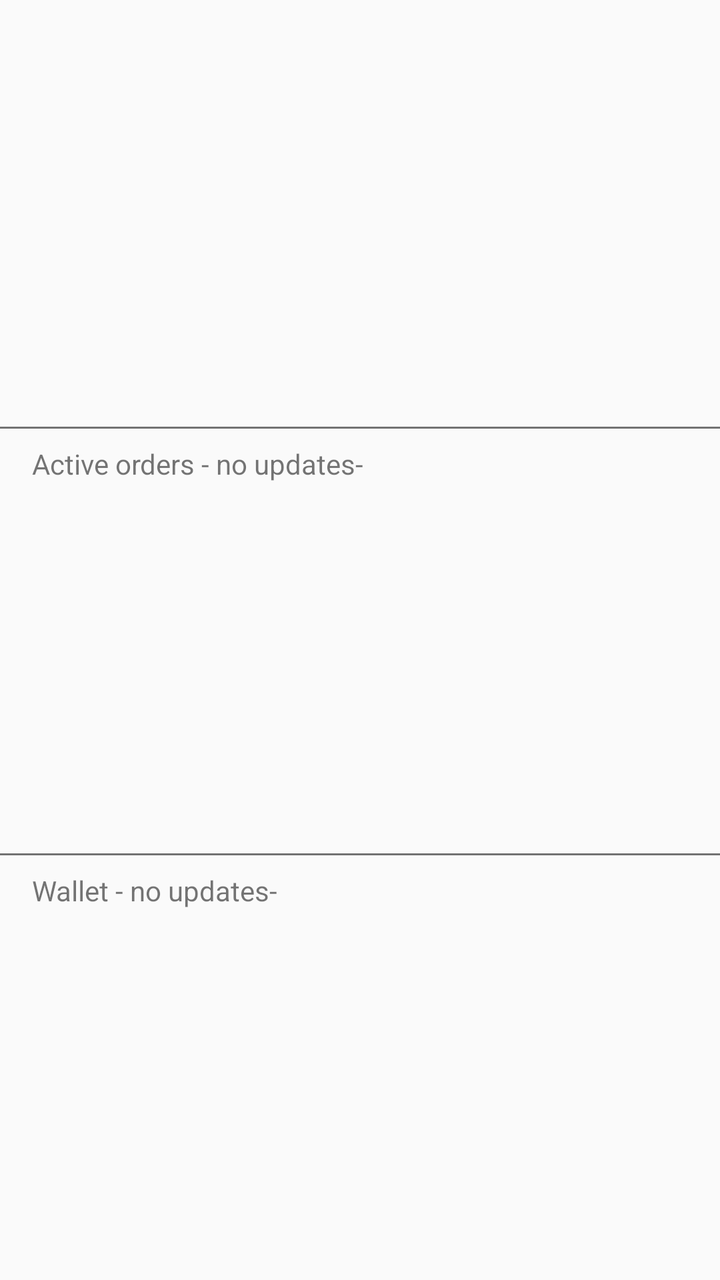
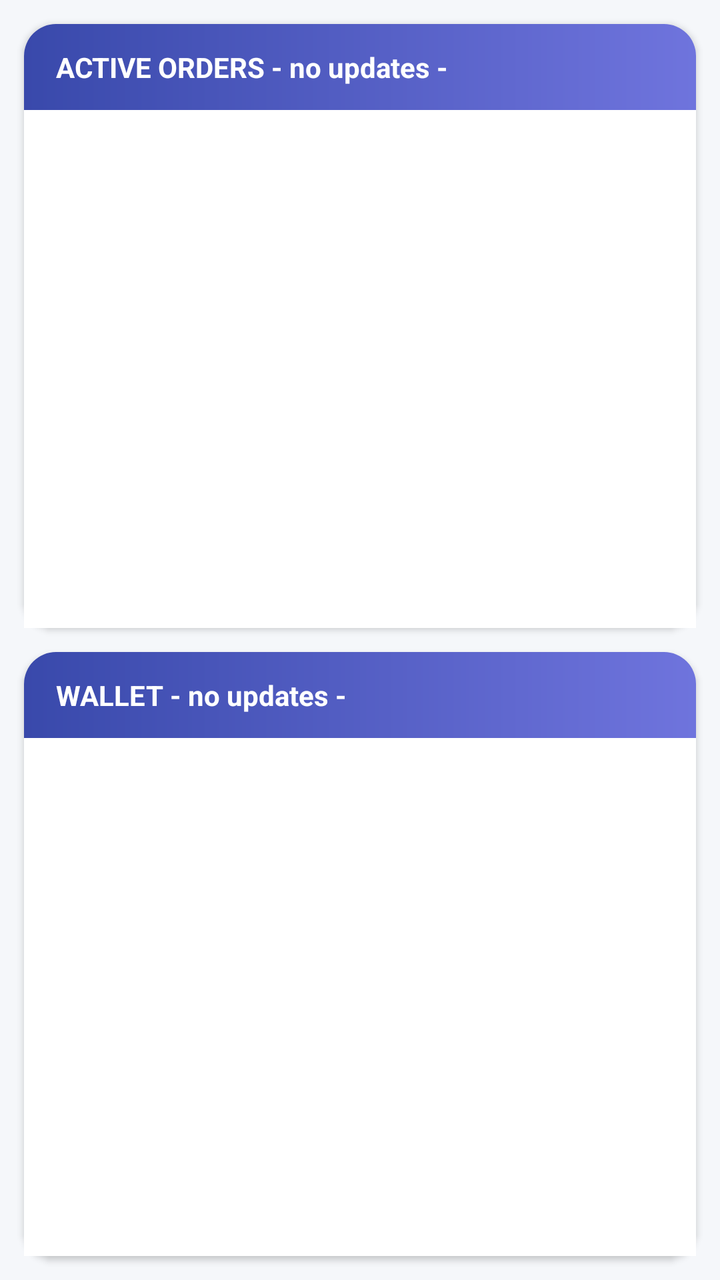

Two renders of the same Android screen: before a commit and after it. Below are the layout's source before the change and the commit's diff.
<!-- AndroidManifest.xml: application theme AppTheme -->
<!-- res/layout/content_main.xml -->
<?xml version="1.0" encoding="utf-8"?>
<LinearLayout xmlns:android="http://schemas.android.com/apk/res/android"
    android:layout_marginBottom="40dp"
    android:weightSum="3"
    android:orientation="vertical"
    xmlns:app="http://schemas.android.com/apk/res-auto"
    xmlns:tools="http://schemas.android.com/tools"
    android:layout_width="match_parent"
    android:layout_height="match_parent"
    tools:context="com.altomedia.botrade.MainActivity">
    <RelativeLayout
        android:layout_weight="1"
        android:layout_width="match_parent"
        android:layout_height="0dp">
    </RelativeLayout>
    <RelativeLayout
        android:layout_weight="1"
        android:layout_width="match_parent"
        android:layout_height="0dp">
        <View
            android:background="@color/text_secondary_dark"
            android:id="@+id/placeHolder1"
            android:layout_width="match_parent"
            android:layout_height="1dp"/>
        <TextView
            android:layout_below="@id/placeHolder1"
            android:layout_marginLeft="16dp"
            android:layout_marginBottom="8dp"
            android:layout_marginTop="8dp"
            android:id="@+id/textViewOrder"
            android:layout_width="wrap_content"
            android:layout_height="wrap_content"
            android:text="Active orders - no updates-" />
<androidx.recyclerview.widget.RecyclerView
    android:layout_below="@+id/textViewOrder"
    android:id="@+id/recyclerViewActiveOrders"
    android:layout_width="match_parent"
    android:layout_height="match_parent"></androidx.recyclerview.widget.RecyclerView>
    </RelativeLayout>

    <RelativeLayout
        android:layout_weight="1"
        android:layout_width="match_parent"
        android:layout_height="0dp">
        <View
            android:background="@color/text_secondary_dark"
            android:id="@+id/placeHolder"
            android:layout_width="match_parent"
            android:layout_height="1dp"/>
        <TextView
            android:layout_below="@id/placeHolder"
            android:layout_marginLeft="16dp"
            android:layout_marginBottom="8dp"
            android:layout_marginTop="8dp"
            android:id="@+id/textViewUpdatedWallettime"
            android:layout_width="wrap_content"
            android:layout_height="wrap_content"
            android:text="Wallet - no updates-" />
    <androidx.recyclerview.widget.RecyclerView
        android:layout_below="@+id/textViewUpdatedWallettime"
        android:id="@+id/recyclerViewWalletBalance"
        android:layout_width="match_parent"
        android:layout_height="match_parent"></androidx.recyclerview.widget.RecyclerView>
    </RelativeLayout>
</LinearLayout>
<!-- resources referenced by this layout -->
<resources>
  <color name="text_secondary_dark">#8a000000</color>
  <style name="AppTheme" parent="Theme.AppCompat.Light.DarkActionBar">
          
          <item name="colorPrimary">@color/colorPrimary</item>
          <item name="colorPrimaryDark">@color/colorPrimaryDark</item>
          <item name="colorAccent">@color/colorAccent</item>
      </style>
  <color name="colorPrimary">#3F51B5</color>
  <color name="colorPrimaryDark">#303F9F</color>
  <color name="colorAccent">#FF4081</color>
</resources>

<!-- the commit's change to res/layout/content_main.xml (unified diff, before → after) -->
@@ -1,65 +1,81 @@
 <?xml version="1.0" encoding="utf-8"?>
 <LinearLayout xmlns:android="http://schemas.android.com/apk/res/android"
-    android:layout_marginBottom="40dp"
-    android:weightSum="3"
-    android:orientation="vertical"
     xmlns:app="http://schemas.android.com/apk/res-auto"
     xmlns:tools="http://schemas.android.com/tools"
     android:layout_width="match_parent"
     android:layout_height="match_parent"
-    tools:context="com.altomedia.botrade.MainActivity">
-    <RelativeLayout
+    android:layout_marginBottom="100dp"
+    android:background="@color/surface_variant"
+    android:orientation="vertical"
+    android:weightSum="2">
+
+    
+    <LinearLayout
+        android:layout_width="match_parent"
+        android:layout_height="0dp"
+        android:layout_margin="12dp"
         android:layout_weight="1"
+        android:background="@drawable/card_bg"
+        android:elevation="2dp"
+        android:orientation="vertical">
+
+        <TextView
+            android:id="@+id/textViewOrder"
+            android:layout_width="match_parent"
+            android:layout_height="wrap_content"
+            android:background="@drawable/card_header"
+            android:paddingStart="16dp"
+            android:paddingTop="12dp"
+            android:paddingEnd="16dp"
+            android:paddingBottom="12dp"
+            android:text="ACTIVE ORDERS - no updates -"
+            android:textColor="@android:color/white"
+            android:textSize="14sp"
+            android:textStyle="bold" />
+
+        <androidx.recyclerview.widget.RecyclerView
+            android:id="@+id/recyclerViewActiveOrders"
+            android:layout_width="match_parent"
+            android:layout_height="0dp"
+            android:layout_weight="1"
+            android:background="@color/surface" />
+
+    </LinearLayout>
+
+    
+    <LinearLayout
         android:layout_width="match_parent"
-        android:layout_height="0dp">
-    </RelativeLayout>
-    <RelativeLayout
+        android:layout_height="0dp"
+        android:layout_marginStart="12dp"
+        android:layout_marginTop="0dp"
+        android:layout_marginEnd="12dp"
+        android:layout_marginBottom="12dp"
         android:layout_weight="1"
-        android:layout_width="match_parent"
-        android:layout_height="0dp">
-        <View
-            android:background="@color/text_secondary_dark"
-            android:id="@+id/placeHolder1"
+        android:background="@drawable/card_bg"
+        android:elevation="2dp"
+        android:orientation="vertical">
+
+        <TextView
+            android:id="@+id/textViewUpdatedWallettime"
             android:layout_width="match_parent"
-            android:layout_height="1dp"/>
-        <TextView
-            android:layout_below="@id/placeHolder1"
-            android:layout_marginLeft="16dp"
-            android:layout_marginBottom="8dp"
-            android:layout_marginTop="8dp"
-            android:id="@+id/textViewOrder"
-            android:layout_width="wrap_content"
             android:layout_height="wrap_content"
-            android:text="Active orders - no updates-" />
-<androidx.recyclerview.widget.RecyclerView
-    android:layout_below="@+id/textViewOrder"
-    android:id="@+id/recyclerViewActiveOrders"
-    android:layout_width="match_parent"
-    android:layout_height="match_parent"></androidx.recyclerview.widget.RecyclerView>
-    </RelativeLayout>
+            android:background="@drawable/card_header"
+            android:paddingStart="16dp"
+            android:paddingTop="12dp"
+            android:paddingEnd="16dp"
+            android:paddingBottom="12dp"
+            android:text="WALLET - no updates -"
+            android:textColor="@android:color/white"
+            android:textSize="14sp"
+            android:textStyle="bold" />
 
-    <RelativeLayout
-        android:layout_weight="1"
-        android:layout_width="match_parent"
-        android:layout_height="0dp">
-        <View
-            android:background="@color/text_secondary_dark"
-            android:id="@+id/placeHolder"
+        <androidx.recyclerview.widget.RecyclerView
+            android:id="@+id/recyclerViewWalletBalance"
             android:layout_width="match_parent"
-            android:layout_height="1dp"/>
-        <TextView
-            android:layout_below="@id/placeHolder"
-            android:layout_marginLeft="16dp"
-            android:layout_marginBottom="8dp"
-            android:layout_marginTop="8dp"
-            android:id="@+id/textViewUpdatedWallettime"
-            android:layout_width="wrap_content"
-            android:layout_height="wrap_content"
-            android:text="Wallet - no updates-" />
-    <androidx.recyclerview.widget.RecyclerView
-        android:layout_below="@+id/textViewUpdatedWallettime"
-        android:id="@+id/recyclerViewWalletBalance"
-        android:layout_width="match_parent"
-        android:layout_height="match_parent"></androidx.recyclerview.widget.RecyclerView>
-    </RelativeLayout>
+            android:layout_height="0dp"
+            android:layout_weight="1"
+            android:background="@color/surface" />
+
+    </LinearLayout>
+
 </LinearLayout>
<!-- resource entries referenced after the edit -->
@@ -1,14 +1,41 @@
 <!-- resources referenced by this layout -->
 <resources>
-  <color name="text_secondary_dark">#8a000000</color>
-  <style name="AppTheme" parent="Theme.AppCompat.Light.DarkActionBar">
-          
+  <color name="surface">#FFFFFF</color>
+  <color name="surface_variant">#F5F7FA</color>
+  <!-- drawable card_bg (drawable) -->
+  <?xml version="1.0" encoding="utf-8"?>
+  <shape xmlns:android="http://schemas.android.com/apk/res/android"
+      android:shape="rectangle">
+      <solid android:color="@color/card_bg" />
+      <corners android:radius="16dp" />
+      <stroke
+          android:width="1dp"
+          android:color="@color/card_stroke" />
+  </shape>
+  <!-- drawable card_header (drawable) -->
+  <?xml version="1.0" encoding="utf-8"?>
+  <shape xmlns:android="http://schemas.android.com/apk/res/android"
+      android:shape="rectangle">
+      <gradient
+          android:angle="0"
+          android:endColor="@color/colorPrimaryLight"
+          android:startColor="@color/colorPrimary" />
+      <corners
+          android:topLeftRadius="16dp"
+          android:topRightRadius="16dp" />
+  </shape>
+  <style name="AppTheme" parent="Theme.MaterialComponents.DayNight.NoActionBar">
           <item name="colorPrimary">@color/colorPrimary</item>
-          <item name="colorPrimaryDark">@color/colorPrimaryDark</item>
-          <item name="colorAccent">@color/colorAccent</item>
+          <item name="colorPrimaryVariant">@color/colorPrimaryDark</item>
+          <item name="colorSecondary">@color/colorAccent</item>
+          <item name="android:colorBackground">@color/surface_variant</item>
+          <item name="colorSurface">@color/surface</item>
       </style>
-  <color name="colorPrimary">#3F51B5</color>
-  <color name="colorPrimaryDark">#303F9F</color>
-  <color name="colorAccent">#FF4081</color>
+  <color name="card_bg">#FFFFFF</color>
+  <color name="card_stroke">#E4E9F2</color>
+  <color name="colorPrimaryLight">#6F74DD</color>
+  <color name="colorPrimary">#3949AB</color>
+  <color name="colorPrimaryDark">#1A237E</color>
+  <color name="colorAccent">#00C2B6</color>
 </resources>
 
